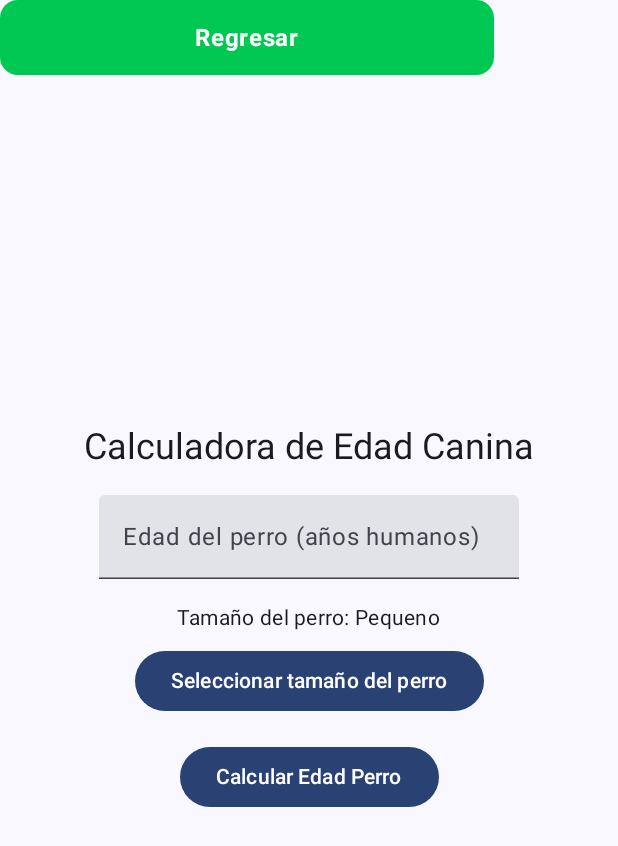
After one commit to EdgarInfantes/Esan.Infantes.PC01, an Android app built with Jetpack Compose: the composable CalculatorScreen shown on its own in the app's theme, on a phone screen of 412 x 824 dp. The commit adds this screen. Shown: the top 846 px of the screen. Run offline under Robolectric (Android 15) with nearby library versions, the phone set to English and light mode, and no system bars.

Commit message:
Se termina proyecto

```diff
--- a/app/build.gradle.kts
+++ b/app/build.gradle.kts
@@ -56,4 +56,7 @@ dependencies {
     androidTestImplementation(libs.androidx.ui.test.junit4)
     debugImplementation(libs.androidx.ui.tooling)
     debugImplementation(libs.androidx.ui.test.manifest)
+    debugImplementation("androidx.compose.ui:ui-tooling:1.5.3") //Images
+    implementation("io.coil-kt:coil-compose:2.2.2")
+    implementation("androidx.navigation:navigation-compose:2.7.7") //Navigation
 }
--- /dev/null
+++ b/app/src/main/java/esan/infantes/pc01/CalculatorScreen.kt
@@ -0,0 +1,163 @@
+
+package esan.infantes.pc01
+
+import androidx.compose.foundation.layout.Arrangement
+import androidx.compose.foundation.layout.Column
+import androidx.compose.foundation.layout.Spacer
+import androidx.compose.foundation.layout.fillMaxSize
+import androidx.compose.foundation.layout.fillMaxWidth
+import androidx.compose.foundation.layout.height
+import androidx.compose.foundation.layout.padding
+import androidx.compose.foundation.shape.RoundedCornerShape
+import androidx.compose.foundation.text.KeyboardOptions
+import androidx.compose.material3.Button
+import androidx.compose.material3.ButtonDefaults
+import androidx.compose.material3.DropdownMenu
+import androidx.compose.material3.DropdownMenuItem
+import androidx.compose.material3.MaterialTheme
+import androidx.compose.material3.Text
+import androidx.compose.material3.TextField
+import androidx.compose.runtime.Composable
+import androidx.compose.runtime.getValue
+import androidx.compose.runtime.mutableStateOf
+import androidx.compose.runtime.remember
+import androidx.compose.runtime.setValue
+import androidx.compose.ui.Alignment
+import androidx.compose.ui.Modifier
+import androidx.compose.ui.graphics.Color
+import androidx.compose.ui.text.font.FontWeight
+import androidx.compose.ui.text.input.KeyboardType
+import androidx.compose.ui.unit.dp
+import androidx.compose.ui.unit.sp
+import androidx.navigation.NavHostController
+import esan.infantes.pc01.Navigation.Screens
+
+@Composable
+fun CalculatorScreen(navController: NavHostController) {
+    var ageHuman by remember { mutableStateOf("") }
+    var dogAge by remember { mutableStateOf("") }
+    var errorMessage by remember { mutableStateOf("") }
+    var selectedDogSize by remember { mutableStateOf("Pequeno") } // Tamaño seleccionado por defecto
+    val dogSizes = listOf("Pequeno", "Mediano", "Grande")
+
+    // Estado para controlar la visibilidad del DropdownMenu
+    var isDropdownExpanded by remember { mutableStateOf(false) }
+
+    // Función para calcular la edad del perro
+    fun calculateDogAge(): String {
+        val age = ageHuman.toIntOrNull()
+        if (age == null || age <= 0) {
+            errorMessage = "¡La edad debe ser un número positivo!"
+            return ""
+        }
+
+        errorMessage = ""
+        val dogAgeInYears = when (selectedDogSize) {
+            "Pequeno" -> age * 5
+            "Mediano" -> age * 6
+            "Grande" -> age * 7
+            else -> 0
+        }
+
+        return "$dogAgeInYears años perro. ¡Es una mascota súper madura!"
+    }
+
+    Column(
+        modifier = Modifier
+            .fillMaxSize()
+            .padding(16.dp),
+        verticalArrangement = Arrangement.Center,
+        horizontalAlignment = Alignment.CenterHorizontally
+    ) {
+        Text("Calculadora de Edad Canina", style = MaterialTheme.typography.headlineSmall)
+
+        Spacer(modifier = Modifier.height(16.dp))
+
+        // Campo para ingresar la edad humana del perro
+        TextField(
+            value = ageHuman,
+            onValueChange = { ageHuman = it },
+            label = { Text("Edad del perro (años humanos)") },
+            keyboardOptions = KeyboardOptions.Default.copy(keyboardType = KeyboardType.Number),
+            isError = errorMessage.isNotEmpty()
+        )
+
+        if (errorMessage.isNotEmpty()) {
+            Text(
+                text = errorMessage,
+                color = Color.Red,
+                style = MaterialTheme.typography.bodyMedium
+            )
+        }
+
+        Spacer(modifier = Modifier.height(16.dp))
+
+        // Mostrar el tamaño del perro seleccionado
+        Text("Tamaño del perro: $selectedDogSize", style = MaterialTheme.typography.bodyMedium)
+
+        Spacer(modifier = Modifier.height(8.dp))
+
+        // Botón para abrir el DropdownMenu
+        Button(
+            onClick = { isDropdownExpanded = !isDropdownExpanded }
+        ) {
+            Text("Seleccionar tamaño del perro")
+        }
+
+        // Dropdown para seleccionar el tamaño del perro
+        DropdownMenu(
+            expanded = isDropdownExpanded,
+            onDismissRequest = { isDropdownExpanded = false }
+        ) {
+            dogSizes.forEach { size ->
+                DropdownMenuItem(
+                    text = { Text(text = size) },
+                    onClick = {
+                        selectedDogSize = size
+                        isDropdownExpanded = false
+                    }
+                )
+            }
+        }
+
+        Spacer(modifier = Modifier.height(16.dp))
+
+        // Botón para calcular la edad del perro
+        Button(
+            onClick = { dogAge = calculateDogAge() }
+        ) {
+            Text("Calcular Edad Perro")
+        }
+
+        // Mostrar resultado
+        if (dogAge.isNotEmpty()) {
+            Spacer(modifier = Modifier.height(16.dp))
+            Text(
+                "La edad de tu perro es: $dogAge",
+                style = MaterialTheme.typography.bodyLarge
+            )
+        }
+    }
+    //Boton regresar a Home
+    Button(
+        onClick = { navController.navigate(Screens.Home.route) },
+        modifier = Modifier
+            .fillMaxWidth(0.8f)
+            .height(50.dp),
+        shape = RoundedCornerShape(12.dp),
+        colors = ButtonDefaults.buttonColors(
+            containerColor = Color(0xFF00C853),
+            contentColor = Color.White
+        ),
+    ) {
+        Text("Regresar",
+            style = MaterialTheme.typography.bodyLarge,
+            color = Color(0xFFFFFFFF),
+            fontSize = 16.sp,
+            fontWeight = FontWeight.Bold
+        )
+
+    }
+
+
+}
```
Also changed, not shown: app/src/main/java/esan/infantes/pc01/CatalogoScreen.kt (added, +125 -0 lines), app/src/main/java/esan/infantes/pc01/ConversorScreen.kt (added, +132 -0 lines), app/src/main/java/esan/infantes/pc01/HomeScreen.kt (added, +84 -0 lines), app/src/main/java/esan/infantes/pc01/MainActivity.kt (+2 -22 lines), app/src/main/java/esan/infantes/pc01/Navigation/BottomBar.kt (added, +72 -0 lines), app/src/main/java/esan/infantes/pc01/Navigation/BottomNavItem.kt (added, +14 -0 lines), app/src/main/java/esan/infantes/pc01/Navigation/HomeNavigation.kt (added, +37 -0 lines), app/src/main/java/esan/infantes/pc01/Navigation/NavigationWrapper.kt (added, +19 -0 lines), app/src/main/java/esan/infantes/pc01/Navigation/Screens.kt (added, +11 -0 lines).
